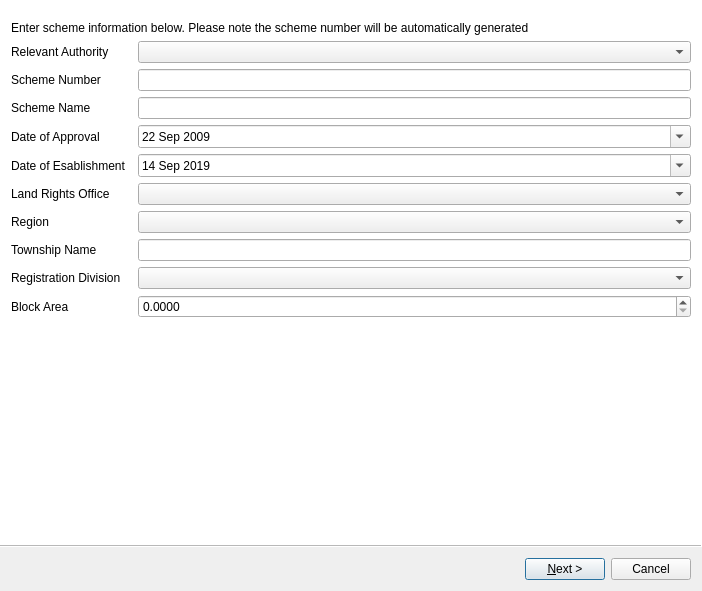
Qt form ui/flts/ui_scheme_lodgement.ui (gltn/stdm) before a commit.
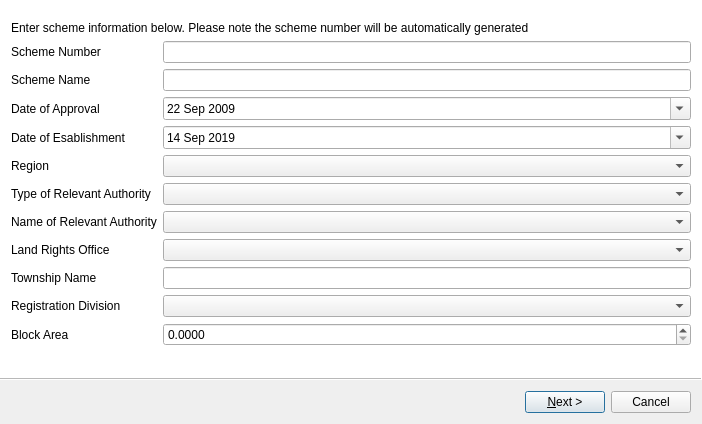
The same form after that commit. Icons and pictures are not drawn. Custom widgets are drawn as their Qt base class.

```diff
--- a/ui/flts/ui_scheme_lodgement.ui
+++ b/ui/flts/ui_scheme_lodgement.ui
@@ -10,7 +10,7 @@
     <x>0</x>
     <y>0</y>
     <width>702</width>
-    <height>591</height>
+    <height>424</height>
    </rect>
   </property>
   <property name="sizePolicy">
@@ -48,45 +48,51 @@
   </property>
   <widget class="QWizardPage" name="wizardPage1">
    <layout class="QGridLayout" name="gridLayout_2">
-    <item row="10" column="2">
-     <widget class="QComboBox" name="cbx_region"/>
-    </item>
-    <item row="9" column="0">
-     <widget class="QLabel" name="label_7">
+    <item row="1" column="0" colspan="2">
+     <widget class="QLabel" name="label_desc">
+      <property name="sizePolicy">
+       <sizepolicy hsizetype="Preferred" vsizetype="Fixed">
+        <horstretch>0</horstretch>
+        <verstretch>0</verstretch>
+       </sizepolicy>
+      </property>
       <property name="text">
-       <string>Land Rights Office</string>
+       <string>&lt;html&gt;&lt;head/&gt;&lt;body&gt;&lt;p&gt;Enter scheme information below. Please note the scheme number will be automatically generated&lt;/p&gt;&lt;/body&gt;&lt;/html&gt;</string>
       </property>
      </widget>
     </item>
-    <item row="13" column="0">
-     <widget class="QLabel" name="label_11">
+    <item row="2" column="0">
+     <widget class="QLabel" name="label_schm_num">
       <property name="text">
-       <string>Block Area</string>
+       <string>Scheme Number</string>
       </property>
      </widget>
     </item>
-    <item row="0" column="0" colspan="3">
-     <layout class="QVBoxLayout" name="vlNotification">
-      <property name="bottomMargin">
-       <number>10</number>
-      </property>
-     </layout>
-    </item>
-    <item row="7" column="2">
-     <widget class="QDateEdit" name="date_establish">
-      <property name="minimumDate">
-       <date>
-        <year>2019</year>
-        <month>9</month>
-        <day>14</day>
-       </date>
-      </property>
-      <property name="calendarPopup">
+    <item row="2" column="1">
+     <widget class="QLineEdit" name="lnedit_schm_num">
+      <property name="readOnly">
        <bool>true</bool>
       </property>
      </widget>
     </item>
-    <item row="6" column="2">
+    <item row="3" column="0">
+     <widget class="QLabel" name="label_schm_name">
+      <property name="text">
+       <string>Scheme Name</string>
+      </property>
+     </widget>
+    </item>
+    <item row="3" column="1">
+     <widget class="QLineEdit" name="lnedit_schm_nam"/>
+    </item>
+    <item row="4" column="0">
+     <widget class="QLabel" name="label_date_apprv">
+      <property name="text">
+       <string>Date of Approval</string>
+      </property>
+     </widget>
+    </item>
+    <item row="4" column="1">
      <widget class="QDateEdit" name="date_apprv">
       <property name="minimumDate">
        <date>
@@ -100,48 +106,95 @@
       </property>
      </widget>
     </item>
-    <item row="4" column="2">
-     <widget class="QLineEdit" name="lnedit_schm_num">
-      <property name="readOnly">
+    <item row="5" column="0">
+     <widget class="QLabel" name="label_date_establish">
+      <property name="text">
+       <string>Date of Esablishment</string>
+      </property>
+     </widget>
+    </item>
+    <item row="5" column="1">
+     <widget class="QDateEdit" name="date_establish">
+      <property name="minimumDate">
+       <date>
+        <year>2019</year>
+        <month>9</month>
+        <day>14</day>
+       </date>
+      </property>
+      <property name="calendarPopup">
        <bool>true</bool>
       </property>
      </widget>
     </item>
-    <item row="12" column="0">
-     <widget class="QLabel" name="label_10">
-      <property name="text">
-       <string>Registration Division</string>
-      </property>
-     </widget>
-    </item>
-    <item row="11" column="0">
-     <widget class="QLabel" name="label_9">
-      <property name="text">
-       <string>Township Name</string>
-      </property>
-     </widget>
-    </item>
-    <item row="10" column="0">
-     <widget class="QLabel" name="label_8">
+    <item row="6" column="0">
+     <widget class="QLabel" name="label_region">
       <property name="text">
        <string>Region</string>
       </property>
      </widget>
     </item>
-    <item row="11" column="2">
-     <widget class="QLineEdit" name="lnedit_twnshp"/>
+    <item row="6" column="1">
+     <widget class="QComboBox" name="cbx_region"/>
     </item>
     <item row="7" column="0">
      <widget class="QLabel" name="label_4">
       <property name="text">
-       <string>Date of Esablishment</string>
+       <string>Type of Relevant Authority</string>
       </property>
      </widget>
     </item>
-    <item row="9" column="2">
+    <item row="7" column="1">
+     <widget class="QComboBox" name="cbx_relv_auth"/>
+    </item>
+    <item row="8" column="0">
+     <widget class="QLabel" name="label_rel_auth_name">
+      <property name="text">
+       <string>Name of Relevant Authority</string>
+      </property>
+     </widget>
+    </item>
+    <item row="8" column="1">
+     <widget class="QComboBox" name="cbx_relv_auth_name"/>
+    </item>
+    <item row="9" column="0">
+     <widget class="QLabel" name="label_lro">
+      <property name="text">
+       <string>Land Rights Office</string>
+      </property>
+     </widget>
+    </item>
+    <item row="9" column="1">
      <widget class="QComboBox" name="cbx_lro"/>
     </item>
-    <item row="13" column="2">
+    <item row="10" column="0">
+     <widget class="QLabel" name="label_twn_name">
+      <property name="text">
+       <string>Township Name</string>
+      </property>
+     </widget>
+    </item>
+    <item row="10" column="1">
+     <widget class="QLineEdit" name="lnedit_twnshp"/>
+    </item>
+    <item row="11" column="0">
+     <widget class="QLabel" name="label_reg_div">
+      <property name="text">
+       <string>Registration Division</string>
+      </property>
+     </widget>
+    </item>
+    <item row="11" column="1">
+     <widget class="QComboBox" name="cbx_reg_div"/>
+    </item>
+    <item row="12" column="0">
+     <widget class="QLabel" name="label_blck_area">
+      <property name="text">
+       <string>Block Area</string>
+      </property>
+     </widget>
+    </item>
+    <item row="12" column="1">
      <widget class="QDoubleSpinBox" name="dbl_spinbx_block_area">
       <property name="decimals">
        <number>4</number>
@@ -151,55 +204,12 @@
       </property>
      </widget>
     </item>
-    <item row="5" column="0">
-     <widget class="QLabel" name="label_2">
-      <property name="text">
-       <string>Scheme Name</string>
+    <item row="0" column="0" colspan="2">
+     <layout class="QVBoxLayout" name="vlNotification">
+      <property name="bottomMargin">
+       <number>10</number>
       </property>
-     </widget>
-    </item>
-    <item row="1" column="0" colspan="3">
-     <widget class="QLabel" name="desc_Label1">
-      <property name="sizePolicy">
-       <sizepolicy hsizetype="Preferred" vsizetype="Fixed">
-        <horstretch>0</horstretch>
-        <verstretch>0</verstretch>
-       </sizepolicy>
-      </property>
-      <property name="text">
-       <string>&lt;html&gt;&lt;head/&gt;&lt;body&gt;&lt;p&gt;Enter scheme information below. Please note the scheme number will be automatically generated&lt;/p&gt;&lt;/body&gt;&lt;/html&gt;</string>
-      </property>
-     </widget>
-    </item>
-    <item row="5" column="2">
-     <widget class="QLineEdit" name="lnedit_schm_nam"/>
-    </item>
-    <item row="12" column="2">
-     <widget class="QComboBox" name="cbx_reg_div"/>
-    </item>
-    <item row="6" column="0">
-     <widget class="QLabel" name="label_3">
-      <property name="text">
-       <string>Date of Approval</string>
-      </property>
-     </widget>
-    </item>
-    <item row="4" column="0">
-     <widget class="QLabel" name="lbl_Sceme">
-      <property name="text">
-       <string>Scheme Number</string>
-      </property>
-     </widget>
-    </item>
-    <item row="2" column="2">
-     <widget class="QComboBox" name="cbx_relv_auth"/>
-    </item>
-    <item row="2" column="0">
-     <widget class="QLabel" name="label_6">
-      <property name="text">
-       <string>Relevant Authority</string>
-      </property>
-     </widget>
+     </layout>
     </item>
    </layout>
   </widget>
@@ -393,6 +403,11 @@
    <extends>QTableWidget</extends>
    <header>stdm.ui.customcontrols.documents_table_widget</header>
   </customwidget>
+  <customwidget>
+   <class>SchemeSummaryWidget</class>
+   <extends>QTreeView</extends>
+   <header>stdm.ui.customcontrols.scheme_summary_widget</header>
+  </customwidget>
  </customwidgets>
  <resources>
   <include location="../../resources.qrc"/>
```
Left out of the diff: 14 changed lines with no effect on the pictures.
